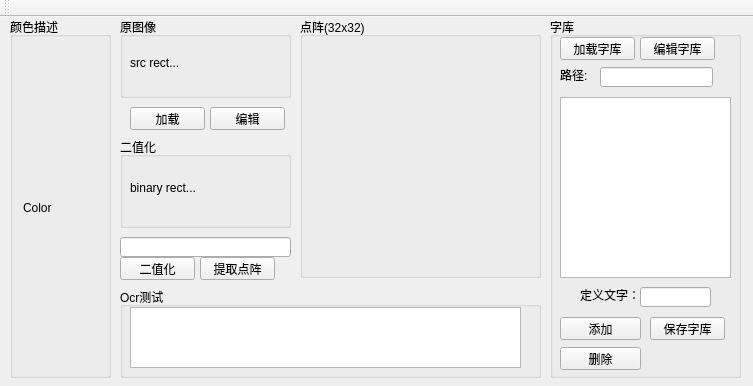
Above: Tool/Tool.ui from WallBreaker2/op before the change. Below: the same form after it.
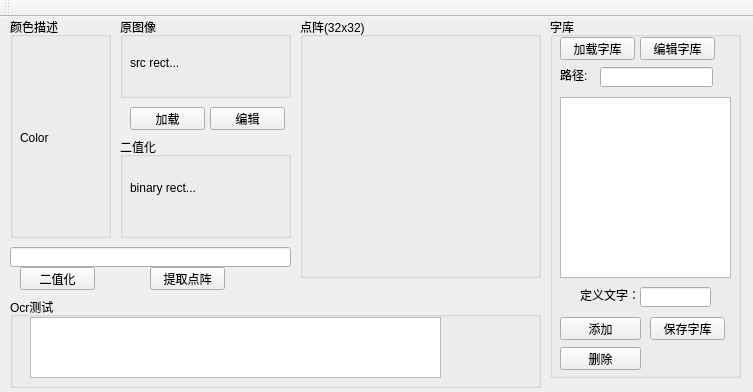
That is the form after the change.

```diff
--- a/Tool/Tool.ui
+++ b/Tool/Tool.ui
@@ -7,7 +7,7 @@
     <x>0</x>
     <y>0</y>
     <width>753</width>
-    <height>386</height>
+    <height>392</height>
    </rect>
   </property>
   <property name="windowTitle">
@@ -46,7 +46,7 @@
       <x>120</x>
       <y>120</y>
       <width>171</width>
-      <height>91</height>
+      <height>101</height>
      </rect>
     </property>
     <property name="title">
@@ -248,8 +248,8 @@
    <widget class="QPushButton" name="pushButton_4">
     <property name="geometry">
      <rect>
-      <x>120</x>
-      <y>240</y>
+      <x>20</x>
+      <y>250</y>
       <width>75</width>
       <height>23</height>
      </rect>
@@ -261,8 +261,8 @@
    <widget class="QPushButton" name="pushButton_5">
     <property name="geometry">
      <rect>
-      <x>200</x>
-      <y>240</y>
+      <x>150</x>
+      <y>250</y>
       <width>75</width>
       <height>23</height>
      </rect>
@@ -274,9 +274,9 @@
    <widget class="QGroupBox" name="groupBox_3">
     <property name="geometry">
      <rect>
-      <x>120</x>
-      <y>270</y>
-      <width>421</width>
+      <x>10</x>
+      <y>280</y>
+      <width>531</width>
       <height>91</height>
      </rect>
     </property>
@@ -286,9 +286,9 @@
     <widget class="QTextEdit" name="textEdit">
      <property name="geometry">
       <rect>
-       <x>10</x>
+       <x>20</x>
        <y>20</y>
-       <width>391</width>
+       <width>411</width>
        <height>61</height>
       </rect>
      </property>
@@ -303,7 +303,7 @@
       <x>10</x>
       <y>0</y>
       <width>101</width>
-      <height>361</height>
+      <height>221</height>
      </rect>
     </property>
     <property name="title">
@@ -312,10 +312,10 @@
     <widget class="QLabel" name="label_5">
      <property name="geometry">
       <rect>
-       <x>13</x>
-       <y>40</y>
+       <x>10</x>
+       <y>30</y>
        <width>81</width>
-       <height>301</height>
+       <height>181</height>
       </rect>
      </property>
      <property name="text">
@@ -326,9 +326,9 @@
    <widget class="QLineEdit" name="lineEdit_3">
     <property name="geometry">
      <rect>
-      <x>120</x>
-      <y>220</y>
-      <width>171</width>
+      <x>10</x>
+      <y>230</y>
+      <width>281</width>
       <height>20</height>
      </rect>
     </property>
```
